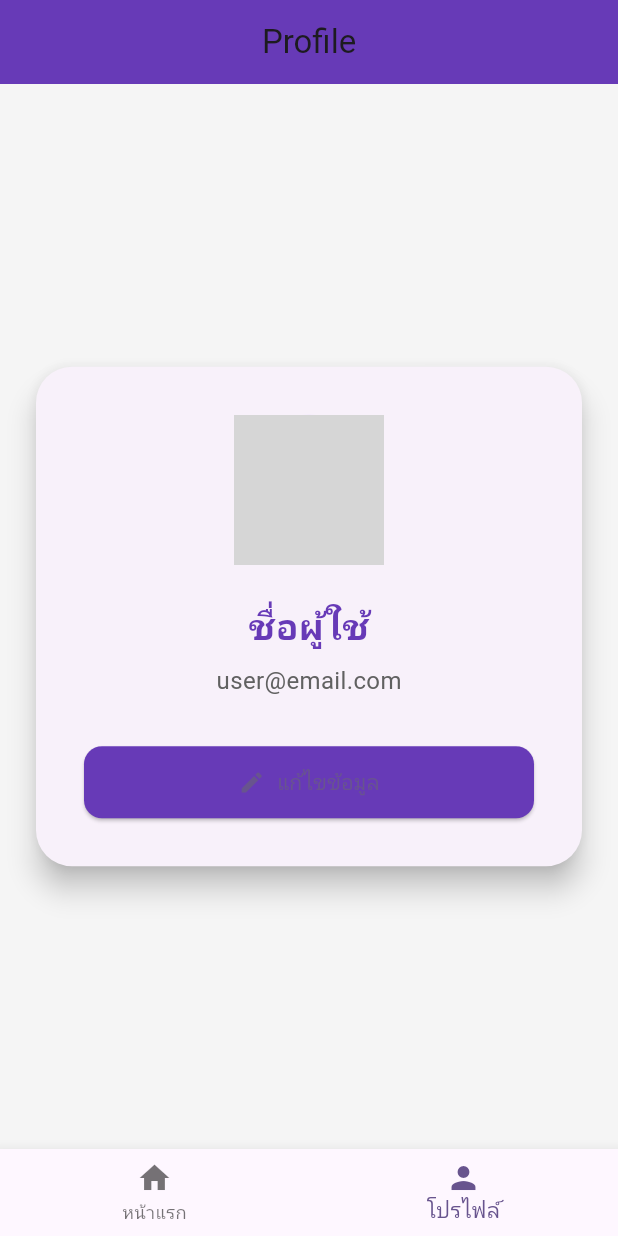
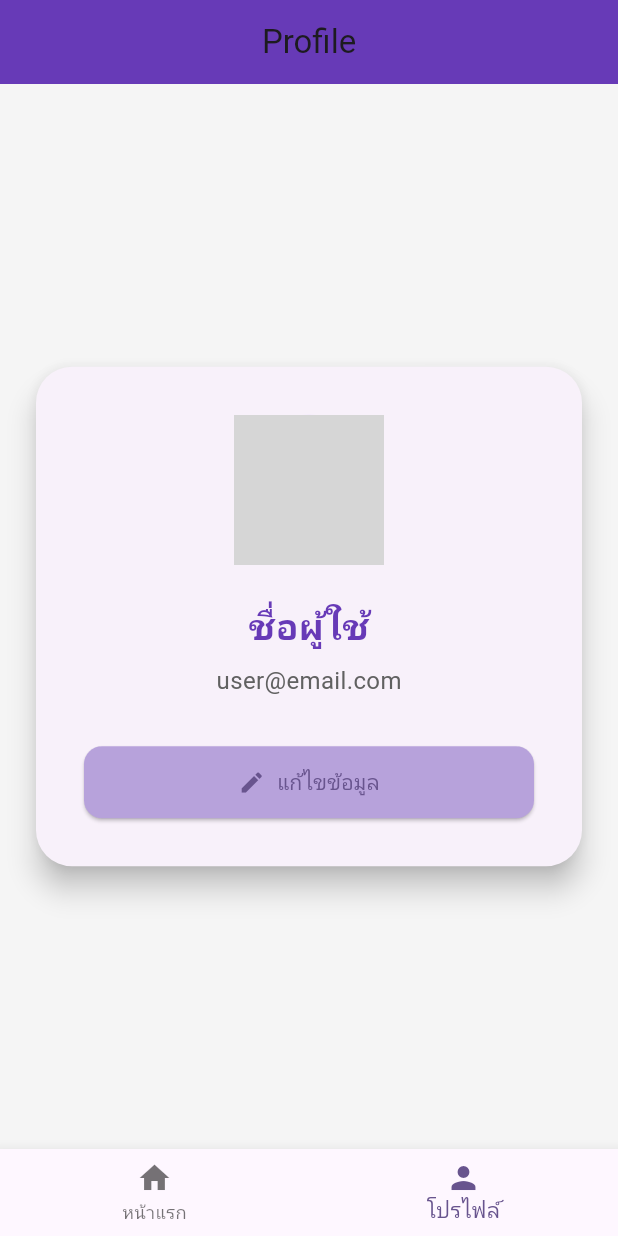
Before and after one commit to ilham575/campus_life_hub_project, a Flutter app: the screen it shows after launch, item 2 of the bottom bar chosen, on a phone screen of 412 x 824 dp. Run offline on Flutter 3.47's test engine with Material 3 defaults, Android fonts, the phone set to English and light mode, and no system bars; grey boxes are pictures that could not be loaded.

Commit message:
fix color

```diff
--- a/lib/pages/profile_page.dart
+++ b/lib/pages/profile_page.dart
@@ -54,7 +54,7 @@ class ProfilePage extends StatelessWidget {
                     icon: Icon(Icons.edit),
                     label: Text('แก้ไขข้อมูล'),
                     style: ElevatedButton.styleFrom(
-                      backgroundColor: Colors.deepPurple,
+                      backgroundColor: const Color.fromARGB(255, 183, 162, 219),
                       shape: RoundedRectangleBorder(
                         borderRadius: BorderRadius.circular(12),
                       ),
```
